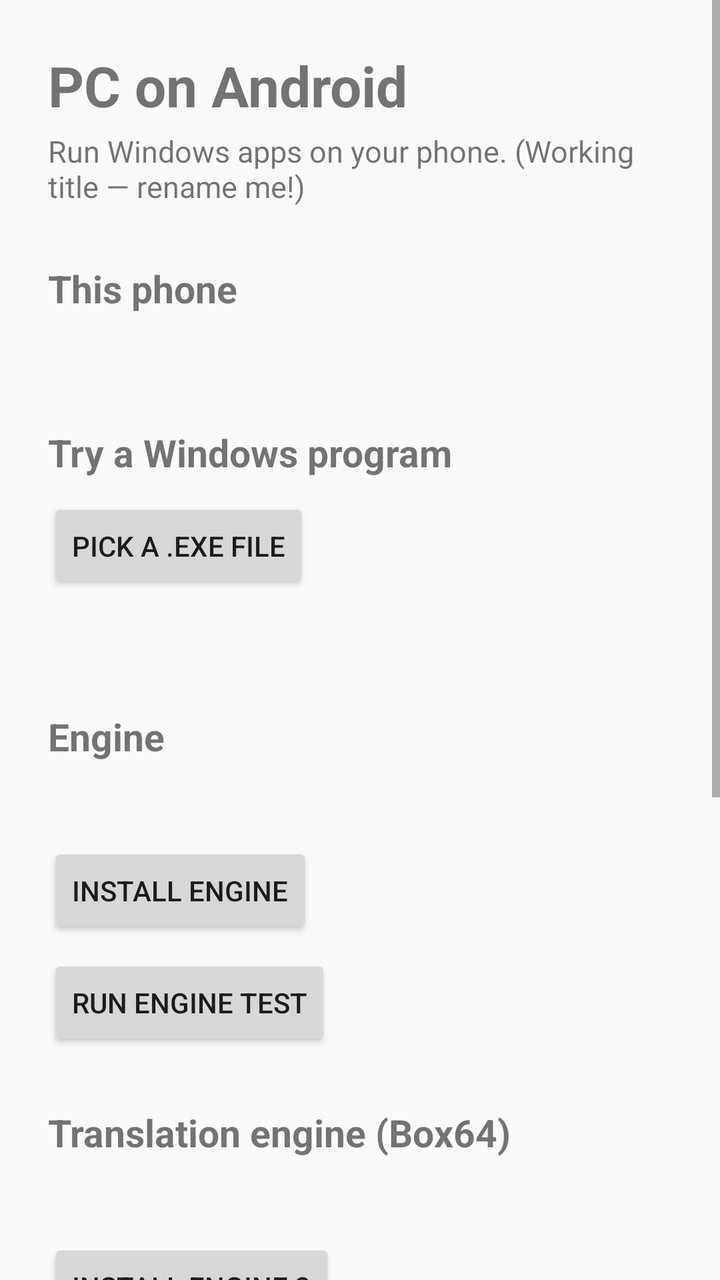
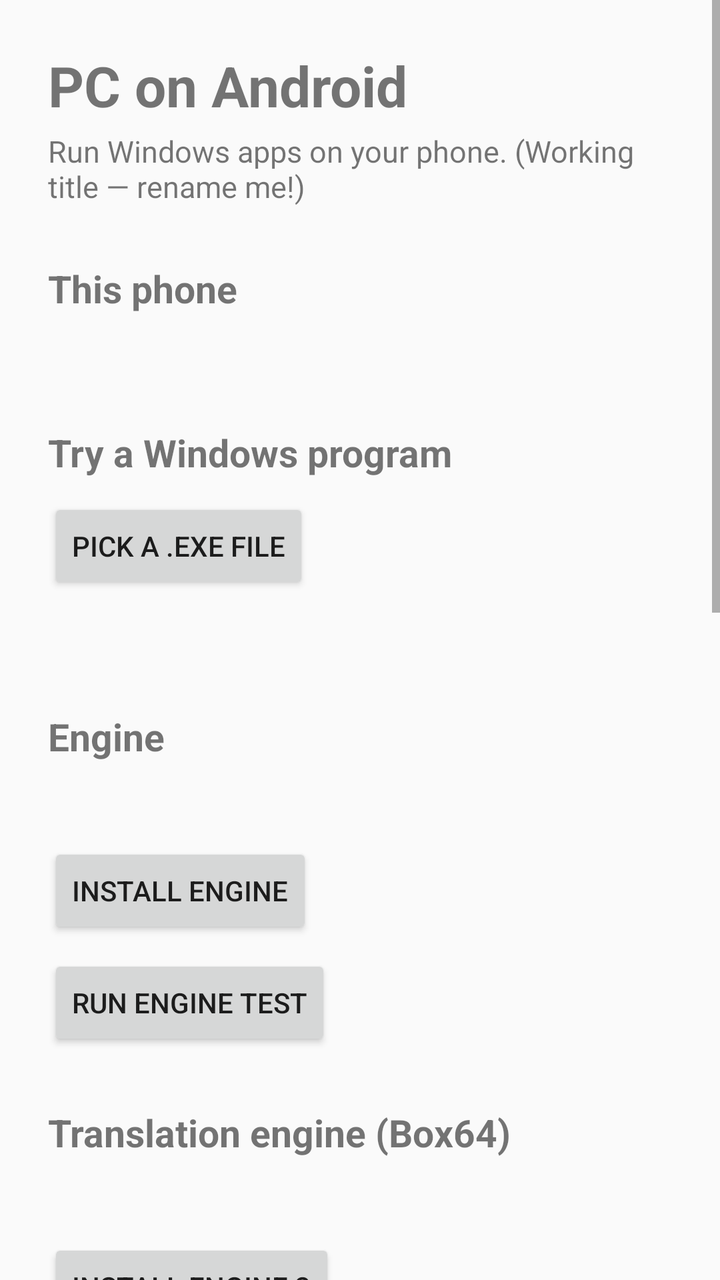

The first picture is an Android layout as it rendered before a commit; the second is the same layout after the commit. The layout source and the unified diff follow.
<!-- AndroidManifest.xml: application theme Theme.PCOnAndroid -->
<!-- res/layout/activity_main.xml -->
<?xml version="1.0" encoding="utf-8"?>
<ScrollView xmlns:android="http://schemas.android.com/apk/res/android"
    android:layout_width="match_parent"
    android:layout_height="match_parent">

    <LinearLayout
        android:layout_width="match_parent"
        android:layout_height="wrap_content"
        android:orientation="vertical"
        android:padding="24dp">

        <TextView
            android:layout_width="wrap_content"
            android:layout_height="wrap_content"
            android:text="PC on Android"
            android:textSize="28sp"
            android:textStyle="bold" />

        <TextView
            android:layout_width="wrap_content"
            android:layout_height="wrap_content"
            android:layout_marginTop="4dp"
            android:text="Run Windows apps on your phone. (Working title — rename me!)"
            android:textSize="15sp" />

        <TextView
            android:layout_width="wrap_content"
            android:layout_height="wrap_content"
            android:layout_marginTop="28dp"
            android:text="This phone"
            android:textSize="19sp"
            android:textStyle="bold" />

        <TextView
            android:id="@+id/deviceInfo"
            android:layout_width="wrap_content"
            android:layout_height="wrap_content"
            android:layout_marginTop="8dp"
            android:textSize="15sp" />

        <TextView
            android:layout_width="wrap_content"
            android:layout_height="wrap_content"
            android:layout_marginTop="28dp"
            android:text="Try a Windows program"
            android:textSize="19sp"
            android:textStyle="bold" />

        <Button
            android:id="@+id/pickExeButton"
            android:layout_width="wrap_content"
            android:layout_height="wrap_content"
            android:layout_marginTop="10dp"
            android:text="Pick a .exe file" />

        <TextView
            android:id="@+id/pickedFile"
            android:layout_width="wrap_content"
            android:layout_height="wrap_content"
            android:layout_marginTop="10dp"
            android:textSize="15sp" />

        <TextView
            android:layout_width="wrap_content"
            android:layout_height="wrap_content"
            android:layout_marginTop="28dp"
            android:text="Engine"
            android:textSize="19sp"
            android:textStyle="bold" />

        <TextView
            android:id="@+id/engineStatus"
            android:layout_width="wrap_content"
            android:layout_height="wrap_content"
            android:layout_marginTop="8dp"
            android:textSize="15sp" />

        <Button
            android:id="@+id/installEngineButton"
            android:layout_width="wrap_content"
            android:layout_height="wrap_content"
            android:layout_marginTop="12dp"
            android:text="INSTALL ENGINE" />

        <Button
            android:id="@+id/runEngineTestButton"
            android:layout_width="wrap_content"
            android:layout_height="wrap_content"
            android:layout_marginTop="8dp"
            android:text="RUN ENGINE TEST" />

        <TextView
            android:layout_width="wrap_content"
            android:layout_height="wrap_content"
            android:layout_marginTop="28dp"
            android:text="Translation engine (Box64)"
            android:textSize="19sp"
            android:textStyle="bold" />

        <TextView
            android:id="@+id/engine2Status"
            android:layout_width="wrap_content"
            android:layout_height="wrap_content"
            android:layout_marginTop="8dp"
            android:textSize="15sp" />

        <Button
            android:id="@+id/installEngine2Button"
            android:layout_width="wrap_content"
            android:layout_height="wrap_content"
            android:layout_marginTop="12dp"
            android:text="INSTALL ENGINE 2" />

        <Button
            android:id="@+id/runTranslationTestButton"
            android:layout_width="wrap_content"
            android:layout_height="wrap_content"
            android:layout_marginTop="8dp"
            android:text="RUN TRANSLATION TEST" />

        <TextView
            android:layout_width="wrap_content"
            android:layout_height="wrap_content"
            android:layout_marginTop="28dp"
            android:text="Wine (runs Windows programs)"
            android:textSize="19sp"
            android:textStyle="bold" />

        <TextView
            android:id="@+id/wineStatus"
            android:layout_width="wrap_content"
            android:layout_height="wrap_content"
            android:layout_marginTop="8dp"
            android:textSize="15sp" />

        <Button
            android:id="@+id/installWineButton"
            android:layout_width="wrap_content"
            android:layout_height="wrap_content"
            android:layout_marginTop="12dp"
            android:text="DOWNLOAD + INSTALL WINE (~148 MB)" />

        <Button
            android:id="@+id/runWineTestButton"
            android:layout_width="wrap_content"
            android:layout_height="wrap_content"
            android:layout_marginTop="8dp"
            android:text="RUN WINE TEST" />

        <Button
            android:id="@+id/runExeTestButton"
            android:layout_width="wrap_content"
            android:layout_height="wrap_content"
            android:layout_marginTop="8dp"
            android:text="RUN FIRST .EXE TEST" />

        <TextView
            android:id="@+id/engineLog"
            android:layout_width="match_parent"
            android:layout_height="wrap_content"
            android:layout_marginTop="10dp"
            android:fontFamily="monospace"
            android:textSize="12sp" />

    </LinearLayout>
</ScrollView>
<!-- resources referenced by this layout -->
<resources>
  <style name="Theme.PCOnAndroid" parent="Theme.AppCompat.DayNight.DarkActionBar" />
</resources>

<!-- the commit's change to res/layout/activity_main.xml (unified diff, before → after) -->
@@ -155,6 +155,49 @@
             android:text="RUN FIRST .EXE TEST" />
 
         <TextView
+            android:layout_width="wrap_content"
+            android:layout_height="wrap_content"
+            android:layout_marginTop="28dp"
+            android:text="Graphics (see Windows programs)"
+            android:textSize="19sp"
+            android:textStyle="bold" />
+
+        <TextView
+            android:id="@+id/graphicsStatus"
+            android:layout_width="wrap_content"
+            android:layout_height="wrap_content"
+            android:layout_marginTop="8dp"
+            android:textSize="15sp" />
+
+        <Button
+            android:id="@+id/setupGraphicsButton"
+            android:layout_width="wrap_content"
+            android:layout_height="wrap_content"
+            android:layout_marginTop="12dp"
+            android:text="SETUP GRAPHICS (X SERVER)" />
+
+        <Button
+            android:id="@+id/runGuiButton"
+            android:layout_width="wrap_content"
+            android:layout_height="wrap_content"
+            android:layout_marginTop="8dp"
+            android:text="START WINDOWS SCREEN (PUTTY)" />
+
+        <Button
+            android:id="@+id/openScreenButton"
+            android:layout_width="wrap_content"
+            android:layout_height="wrap_content"
+            android:layout_marginTop="8dp"
+            android:text="OPEN SCREEN" />
+
+        <Button
+            android:id="@+id/stopGraphicsButton"
+            android:layout_width="wrap_content"
+            android:layout_height="wrap_content"
+            android:layout_marginTop="8dp"
+            android:text="STOP GRAPHICS" />
+
+        <TextView
             android:id="@+id/engineLog"
             android:layout_width="match_parent"
             android:layout_height="wrap_content"
